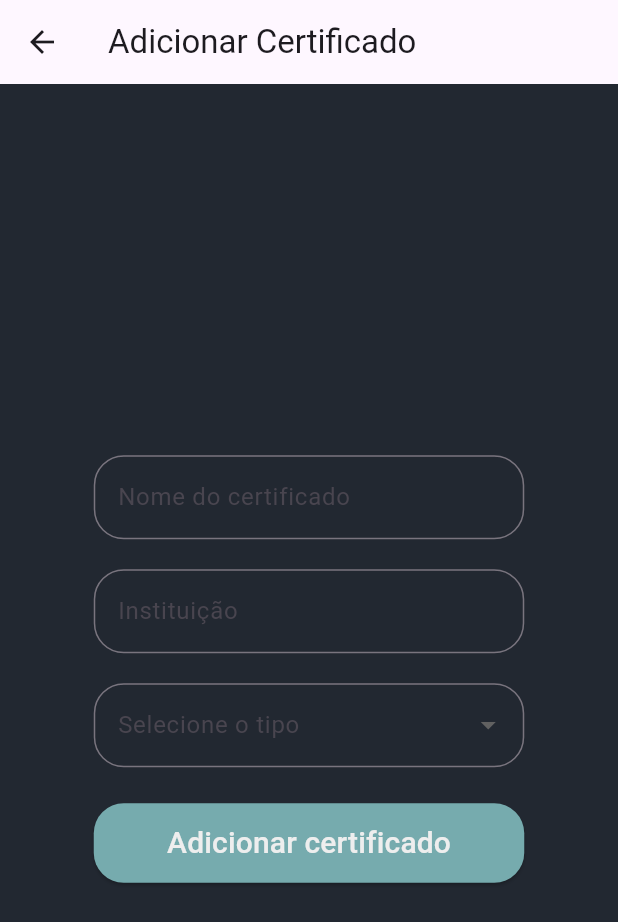
After one commit to isqdev/skillhub-flutter, a Flutter app: the WidgetPerfil screen opened by its route, after a tap on the "add" icon, on a phone screen of 412 x 824 dp. The commit adds this screen. Shown: the top 922 px of the screen. Run offline on Flutter 3.47's test engine with Material 3 defaults, Android fonts, the phone set to English and light mode, and no system bars; network calls fail; Roboto replaces fonts that are missing (Poppins).

Commit message:
feat: rotas e tela de formulario para novos certificados

```diff
--- a/lib/settings/app.dart
+++ b/lib/settings/app.dart
@@ -1,7 +1,9 @@
 import 'package:flutter/material.dart';
 import 'package:meu_app/app_colors.dart';
+import 'package:meu_app/widget/widget_add_certificate.dart';
 import 'package:meu_app/widget/widget_auth_screen.dart';
 import 'package:meu_app/widget/widget_login.dart';
+import 'package:meu_app/widget/widget_perfil.dart';
 
 class MyApp extends StatelessWidget {
   const MyApp({key}) : super(key: key);
@@ -20,6 +22,8 @@ class MyApp extends StatelessWidget {
       routes: {
         '/' : (context) => WidgetAuthScreen(),
         '/login' : (context) => WidgetLogin(),
+        '/perfil' : (context) => WidgetPerfil(),
+        '/certificado/cadastro' : (context) => WidgetAddCertificate()
       }
     );
   }
--- /dev/null
+++ b/lib/widget/widget_add_certificate.dart
@@ -0,0 +1,140 @@
+import 'package:flutter/material.dart';
+import 'package:meu_app/app_colors.dart';
+
+class WidgetAddCertificate extends StatefulWidget {
+  const WidgetAddCertificate({super.key});
+
+  @override
+  State<WidgetAddCertificate> createState() => _WidgetAddCertificateState();
+}
+
+class _WidgetAddCertificateState extends State<WidgetAddCertificate> {
+  final _formKey = GlobalKey<FormState>();
+  final TextEditingController _nomeController = TextEditingController();
+  final TextEditingController _instituicaoController = TextEditingController();
+  String? _tipoSelecionado;
+
+  final List<String> tipos = ['Curso', 'Minicurso', 'Evento'];
+
+  @override
+  Widget build(BuildContext context) {
+    return Scaffold(
+      appBar: AppBar(title: const Text('Adicionar Certificado')),
+      body: Center(
+        child: SizedBox(
+          width: 287,
+          child: Form(
+            key: _formKey,
+            child: Column(
+              mainAxisSize: MainAxisSize.min,
+              children: [
+                Padding(
+                  padding: const EdgeInsets.symmetric(vertical: 8),
+                  child: Column(
+                    crossAxisAlignment: CrossAxisAlignment.start,
+                    children: [
+                      const SizedBox(height: 4),
+                      TextFormField(
+                        style: TextStyle(color: AppColors.white),
+                        controller: _nomeController,
+                        decoration: InputDecoration(
+                          border: OutlineInputBorder(
+                            borderRadius: BorderRadius.circular(20.0),
+                          ),
+                          labelText: 'Nome do certificado',
+                        ),
+                        validator:
+                            (value) =>
+                                value == null || value.isEmpty
+                                    ? 'Campo obrigatório'
+                                    : null,
+                      ),
+                    ],
+                  ),
+                ),
+                Padding(
+                  padding: const EdgeInsets.symmetric(vertical: 8),
+                  child: Column(
+                    crossAxisAlignment: CrossAxisAlignment.start,
+                    children: [
+                      const SizedBox(height: 4),
+                      TextFormField(
+                        style: TextStyle(color: AppColors.white),
+                        controller: _instituicaoController,
+                        decoration: InputDecoration(
+                          border: OutlineInputBorder(
+                            borderRadius: BorderRadius.circular(20.0),
+                          ),
+                          labelText: 'Instituição',
+                        ),
+                        validator:
+                            (value) =>
+                                value == null || value.isEmpty
+                                    ? 'Campo obrigatório'
+                                    : null,
+                      ),
+                    ],
+                  ),
+                ),
+                Padding(
+                  padding: const EdgeInsets.symmetric(vertical: 8),
+                  child: Column(
+                    crossAxisAlignment: CrossAxisAlignment.start,
+                    children: [
+                      const SizedBox(height: 4),
+                      DropdownButtonFormField<String>(
+                        style: TextStyle(color: AppColors.white),
+                        value: _tipoSelecionado,
+                        decoration: InputDecoration(
+                          border: OutlineInputBorder(
+                            borderRadius: BorderRadius.circular(20.0),
+                          ),
+                          labelText: 'Selecione o tipo',
+                        ),
+                        dropdownColor: AppColors.gray400,
+                        items: tipos
+                            .map(
+                              (tipo) => DropdownMenuItem(
+                                value: tipo,
+                                child: Text(
+                                  tipo,
+                                  style: TextStyle(color: AppColors.white),
+                                ),
+                              ),
+                            )
+                            .toList(),
+                        onChanged: (value) {
+                          setState(() {
+                            _tipoSelecionado = value;
+                          });
+                        },
+                        validator:
+                            (value) =>
+                                value == null ? 'Selecione um tipo' : null,
+                      ),
+                    ],
+                  ),
+                ),
+                const SizedBox(height: 16),
+                ElevatedButton(
+                  onPressed: () {},
+                  style: ElevatedButton.styleFrom(
+                    backgroundColor: AppColors.teal,
+                    shape: RoundedRectangleBorder(
+                      borderRadius: BorderRadius.circular(20.0),
+                    ),
+                    fixedSize: const Size(287, 53),
+                  ),
+                  child: Text(
+                    "Adicionar certificado",
+                    style: TextStyle(color: AppColors.white, fontSize: 20),
+                  ),
+                ),
+              ],
+            ),
+          ),
+        ),
+      ),
+    );
+  }
+}
--- a/lib/widget/widget_auth_screen.dart
+++ b/lib/widget/widget_auth_screen.dart
@@ -39,7 +39,6 @@ class WidgetAuthScreen extends StatelessWidget {
                 ),
               ),
             ),
-
             ElevatedButton(
               onPressed: () => {},
               style: ElevatedButton.styleFrom(
--- /dev/null
+++ b/lib/widget/widget_perfil.dart
@@ -0,0 +1,110 @@
+import 'package:flutter/material.dart';
+import 'package:meu_app/app_colors.dart';
+
+class WidgetPerfil extends StatelessWidget {
+  const WidgetPerfil({super.key});
+
+  @override
+  Widget build(BuildContext context) {
+    return Scaffold(
+      appBar: AppBar(
+        title: Text("Meu perfil", style: TextStyle(color: AppColors.white)),
+        iconTheme: IconThemeData(color: Colors.white), // Cor dos ícones
+        centerTitle: true,
+        backgroundColor: AppColors.gray500,
+        actions: [
+          IconButton(icon: Icon(Icons.menu), onPressed: () {}),
+          IconButton(
+            icon: Icon(Icons.add),
+            onPressed: () => Navigator.pushNamed(context, '/certificado/cadastro'),
+            tooltip: 'Adicionar certificado',
+          ),
+        ],
+      ),
+      body: SingleChildScrollView(
+        child: Column(
+          children: [
+            Padding(
+              padding: const EdgeInsets.all(20.0),
+              child: Column(
+                mainAxisAlignment: MainAxisAlignment.spaceBetween,
+                children: [
+                  WidgetCertificate(name: "Graduação Soft Eng"),
+                  WidgetCertificate(name: "Graduação Soft Eng"),
+                  WidgetCertificate(name: "Graduação Soft Eng"),
+                  WidgetCertificate(name: "Graduação Soft Eng"),
+                ],
+              ),
+            ),
+          ],
+        ),
+      ),
+    );
+  }
+}
+
+class WidgetCertificate extends StatelessWidget {
+  final String name;
+  final String instituition;
+  final String type;
+
+  const WidgetCertificate({
+    super.key,
+    this.name = "Nome certificado",
+    this.instituition = "Instituição",
+    this.type = "Tipo",
+  });
+
+  @override
+  Widget build(BuildContext context) {
+    return Container(
+      margin: EdgeInsets.symmetric(vertical: 10.0),
+      decoration: BoxDecoration(
+        shape: BoxShape.rectangle,
+        color: AppColors.gray400,
+        borderRadius: BorderRadius.circular(20),
+      ),
+      child: Row(
+        children: [
+          SizedBox(width: 20),
+          Padding(
+            padding: const EdgeInsets.only(right: 20.0),
+            child: Container(
+              width: 150,
+              height: 150,
+              child: Image.network(
+                "https://marketplace.canva.com/EAFYPPj1Lsk/1/0/1600w/canva-certificado-de-conclus%C3%A3o-simples-azul-GSpXqEfjO7Y.jpg",
+              ),
+            ),
+          ),
+          Container(
+            child: Column(
+              crossAxisAlignment: CrossAxisAlignment.start,
+              children: [
+                Text(
+                  name,
+                  style: TextStyle(
+                    color: AppColors.white,
+                    fontSize: 16,
+                    fontWeight: FontWeight.bold,
+                  ),
+                  textAlign: TextAlign.left,
+                ),
+                Text(
+                  instituition,
+                  style: TextStyle(color: AppColors.white, fontSize: 16),
+
+                  textAlign: TextAlign.left,
+                ),
+                Text(
+                  type,
+                  style: TextStyle(color: AppColors.white, fontSize: 10),
+                ),
+              ],
+            ),
+          ),
+        ],
+      ),
+    );
+  }
+}
```
Also changed, not shown: lib/widget/form_pessoa.dart (added, +138 -0 lines), lib/widget/widget_active_field.dart (added, +15 -0 lines), lib/widget/widget_login.dart (+26 -5 lines).
